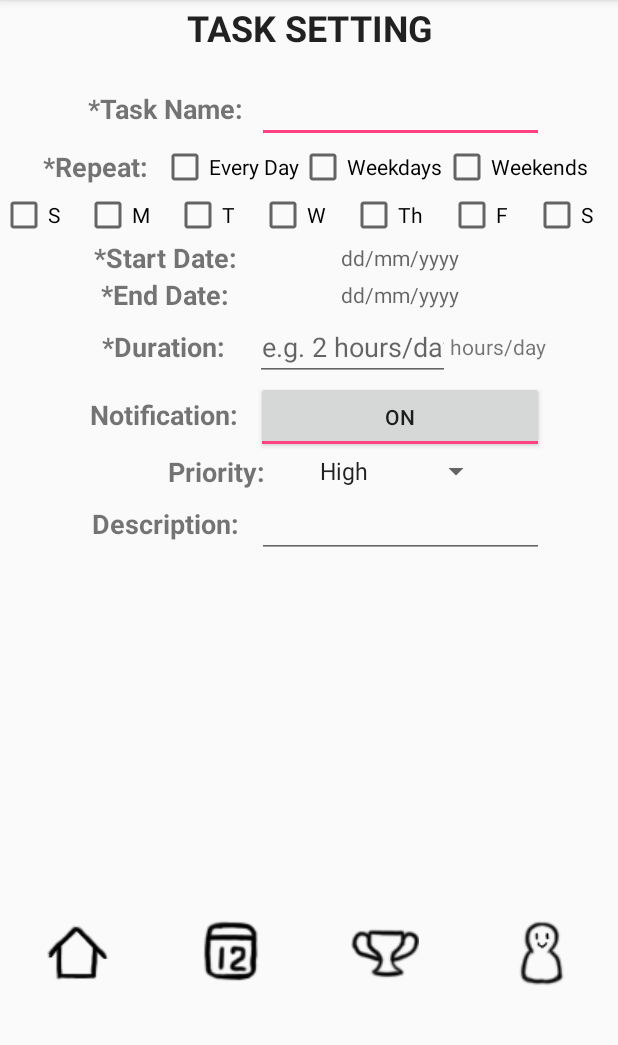
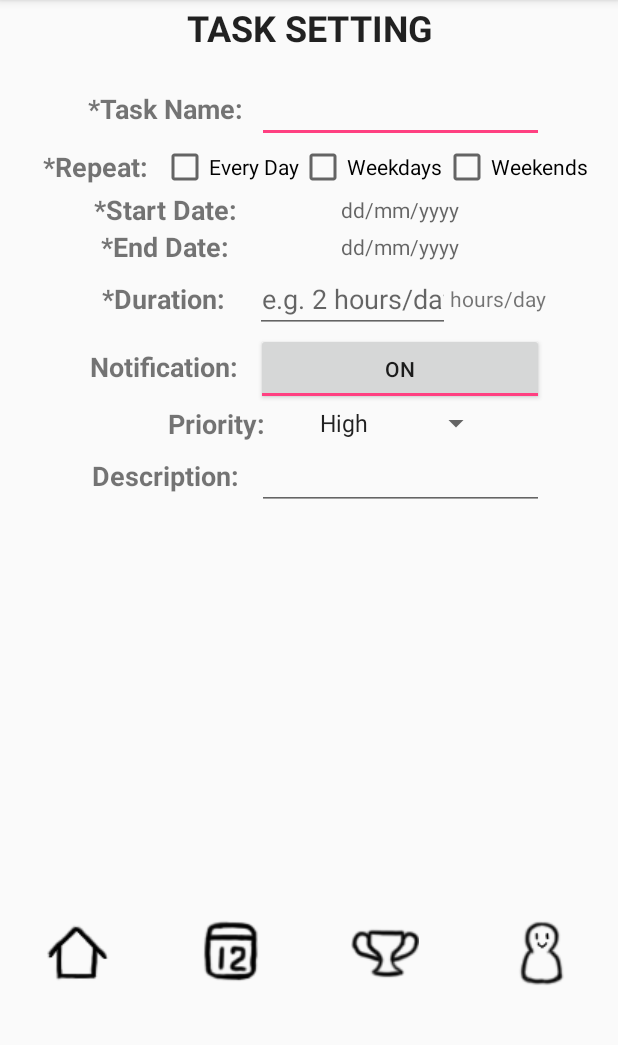
Before and after one commit to mingchaowu5/HabbitRasier, an Android app: the Task screen opened directly, with no data from a screen before it, on a phone screen of 412 x 824 dp, the part 84-1129 px from its top. Run offline under Robolectric (Android 15) with nearby library versions, the phone set to English and light mode, and no system bars.

Commit message:
add Priority

```diff
--- a/app/src/main/AndroidManifest.xml
+++ b/app/src/main/AndroidManifest.xml
@@ -19,7 +19,6 @@
         <activity android:name=".Achievement" />
         <activity android:name=".Calender" />
         <activity android:name=".Task" />
-        <activity android:name=".User" />
         <activity android:name=".PetActivity" />
         <activity android:name=".HabitDetail" />
         <activity android:name=".Working"></activity>
--- a/app/src/main/java/com/example/liu/habbitrasier/Achievement.java
+++ b/app/src/main/java/com/example/liu/habbitrasier/Achievement.java
@@ -58,7 +58,7 @@ public class Achievement extends AppCompatActivity {
         }
         while (data.moveToNext()) {
             //Get the value from the database and add to Arraylist
-            achList.add(new Habit(data.getString(data.getColumnIndex("habitName")), data.getString(data.getColumnIndex("description"))));
+            achList.add(new Habit(data.getString(data.getColumnIndex("habitName")), data.getString(data.getColumnIndex("description")),data.getString(data.getColumnIndex("priority"))));
         }
 
         achlst = (ListView) findViewById(R.id.achlst);
--- a/app/src/main/java/com/example/liu/habbitrasier/Calender.java
+++ b/app/src/main/java/com/example/liu/habbitrasier/Calender.java
@@ -150,7 +150,8 @@ public class Calender extends AppCompatActivity {
             Habit h = new Habit
                     (
                             data.getString(data.getColumnIndex(DatabaseHelper.ColHabitName)),
-                            data.getString(data.getColumnIndex(DatabaseHelper.ColDescription))
+                            data.getString(data.getColumnIndex(DatabaseHelper.ColDescription)),
+                            data.getString(data.getColumnIndex(DatabaseHelper.ColPriority))
                     );
 
             // dd/mm/yyyy
--- a/app/src/main/java/com/example/liu/habbitrasier/CustomListView.java
+++ b/app/src/main/java/com/example/liu/habbitrasier/CustomListView.java
@@ -47,6 +47,9 @@ public class CustomListView extends ArrayAdapter<Habit> {
         TextView des = (TextView) listItem.findViewById(R.id.tvDescription);
         des.setText(currentHabit.getDescription());
 
+        TextView pri = (TextView) listItem.findViewById(R.id.tvPriority);
+        pri.setText("Priority: "+currentHabit.getPriority());
+
         return listItem;
     }
 
--- a/app/src/main/java/com/example/liu/habbitrasier/MainActivity.java
+++ b/app/src/main/java/com/example/liu/habbitrasier/MainActivity.java
@@ -72,10 +72,6 @@ public class MainActivity extends AppCompatActivity {
                         Intent Ach = new Intent(MainActivity.this, Achievement.class);
                         startActivity(Ach);
                         break;
-//                    case R.id.user:
-//                        Intent User = new Intent(MainActivity.this, User.class);
-//                        startActivity(User);
-//                        break;
                     case R.id.pet:
                         Intent Pet = new Intent(MainActivity.this, PetActivity.class);
                         startActivity(Pet);
@@ -139,7 +135,7 @@ public class MainActivity extends AppCompatActivity {
         }
         while (data.moveToNext()) {
             //Get the value from the database and add to Arraylist
-            habitList.add(new Habit(data.getString(data.getColumnIndex("habitName")), data.getString(data.getColumnIndex("description"))));
+            habitList.add(new Habit(data.getString(data.getColumnIndex("habitName")), data.getString(data.getColumnIndex("description")), data.getString(data.getColumnIndex("priority"))));
         }
 
         lst = (ListView) findViewById(R.id.lst);
--- a/app/src/main/res/layout/activity_pet.xml
+++ b/app/src/main/res/layout/activity_pet.xml
@@ -5,7 +5,7 @@
     android:id="@+id/resetButtion"
     android:layout_width="match_parent"
     android:layout_height="match_parent"
-    tools:context="com.example.liu.habbitrasier.User">
+    tools:context="com.example.liu.habbitrasier.PetActivity">
 
     <TextView
         android:id="@+id/textView2"
--- a/app/src/main/res/layout/activity_task.xml
+++ b/app/src/main/res/layout/activity_task.xml
@@ -162,64 +162,6 @@
             </LinearLayout>
 
             <LinearLayout
-                android:layout_width="match_parent"
-                android:layout_height="match_parent"
-                android:gravity="center"
-                android:orientation="horizontal">
-
-                <CheckBox
-                    android:id="@+id/sun"
-                    android:layout_width="wrap_content"
-                    android:layout_height="wrap_content"
-                    android:layout_weight="1"
-                    android:text="S" />
-
-                <CheckBox
-                    android:id="@+id/mon"
-                    android:layout_width="wrap_content"
-                    android:layout_height="wrap_content"
-                    android:layout_weight="1"
-                    android:text="M" />
-
-                <CheckBox
-                    android:id="@+id/tues"
-                    android:layout_width="wrap_content"
-                    android:layout_height="wrap_content"
-                    android:layout_weight="1"
-                    android:text="T" />
-
-                <CheckBox
-                    android:id="@+id/wed"
-                    android:layout_width="wrap_content"
-                    android:layout_height="wrap_content"
-                    android:layout_weight="1"
-                    android:text="W" />
-
-                <CheckBox
-                    android:id="@+id/thur"
-                    android:layout_width="wrap_content"
-                    android:layout_height="wrap_content"
-                    android:layout_weight="1"
-                    android:text="Th" />
-
-                <CheckBox
-                    android:id="@+id/fri"
-                    android:layout_width="wrap_content"
-                    android:layout_height="wrap_content"
-                    android:layout_weight="1"
-                    android:text="F" />
-
-                <CheckBox
-                    android:id="@+id/sat"
-                    android:layout_width="wrap_content"
-                    android:layout_height="wrap_content"
-                    android:layout_weight="1"
-                    android:text="S" />
-
-
-            </LinearLayout>
-
-            <LinearLayout
                 android:layout_width="wrap_content"
                 android:layout_height="wrap_content"
                 android:gravity="center"
@@ -337,7 +279,8 @@
                     android:layout_height="wrap_content"
                     android:layout_weight="1"
                     android:checked="true"
-                    android:text="Notification" />
+                    android:textOff="Off"
+                    android:textOn="On" />
 
             </LinearLayout>
 
```
Also changed, not shown: app/src/main/java/com/example/liu/habbitrasier/DatabaseHelper.java (+8 -6 lines), app/src/main/java/com/example/liu/habbitrasier/Habit.java (+11 -2 lines), app/src/main/java/com/example/liu/habbitrasier/HabitDetail.java (+3 -7 lines), app/src/main/java/com/example/liu/habbitrasier/Task.java (+49 -54 lines), app/src/main/java/com/example/liu/habbitrasier/User.java (deleted, +0 -49 lines), app/src/main/java/com/example/liu/habbitrasier/UserDataHelper.java (deleted, +0 -93 lines), app/src/main/res/layout/activity_habit_detail.xml (+28 -9 lines), app/src/main/res/layout/activity_user.xml (deleted, +0 -143 lines), app/src/main/res/layout/listview_layout.xml (+13 -2 lines).
